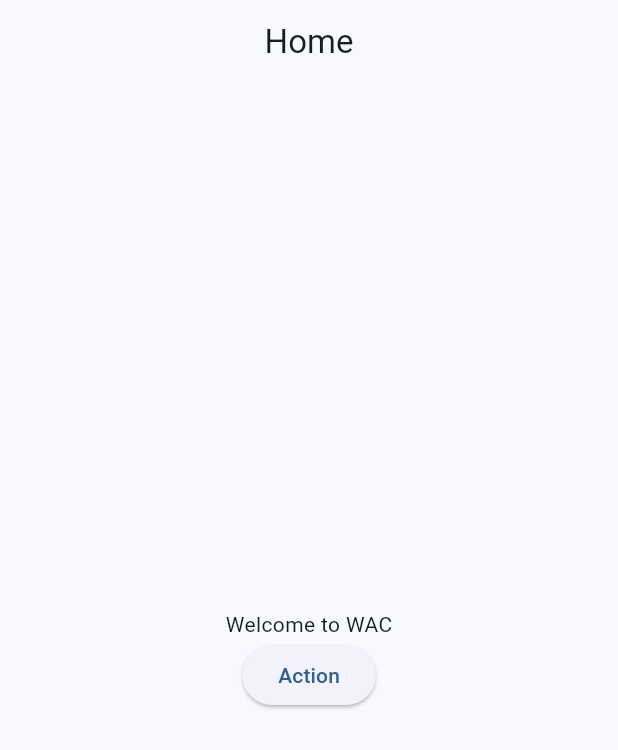
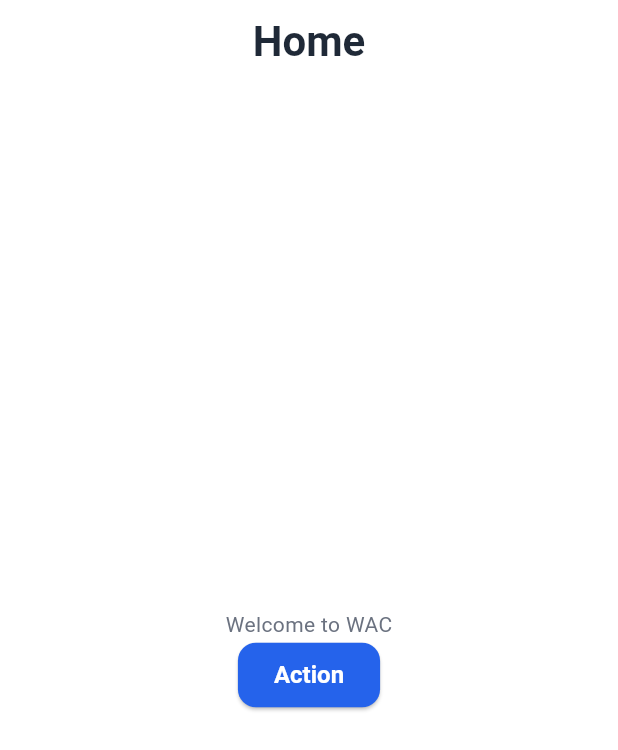
Before and after one commit to Bangc121/wac, a Flutter app: the screen it shows after launch, on a phone screen of 412 x 824 dp. Shown: the top 750 px of the screen. Run offline on Flutter 3.47's test engine with Material 3 defaults, Android fonts, the phone set to English and light mode, and no system bars; our stand-ins replace dio, flutter_riverpod, go_router.

Commit message:
Implement UI Design System and Core Components
- Added `AppColors` and `AppTextStyles` in `lib/core/theme`.
- Updated `AppTheme` to use the new design tokens and support Material 3 Light/Dark modes.
- Created reusable components `WacButton` and `WacTextField` in `lib/core/widgets`.
- Updated `main.dart` and `AppRouter` to utilize the new theme configuration.

```diff
--- /dev/null
+++ b/lib/core/theme/app_colors.dart
@@ -0,0 +1,26 @@
+import 'package:flutter/material.dart';
+
+class AppColors {
+  // Brand Colors
+  static const Color primary = Color(0xFF2563EB); // Royal Blue
+  static const Color secondary = Color(0xFF10B981); // Emerald Green
+  static const Color accent = Color(0xFFF59E0B); // Amber
+
+  // Neutral Colors
+  static const Color background = Color(0xFFFFFFFF);
+  static const Color surface = Color(0xFFF3F4F6);
+  static const Color textPrimary = Color(0xFF1F2937); // Dark Gray
+  static const Color textSecondary = Color(0xFF6B7280); // Medium Gray
+  static const Color border = Color(0xFFE5E7EB);
+
+  // Error/Success
+  static const Color error = Color(0xFFEF4444);
+  static const Color success = Color(0xFF10B981);
+  static const Color warning = Color(0xFFF59E0B);
+
+  // Dark Mode Specific
+  static const Color darkBackground = Color(0xFF111827);
+  static const Color darkSurface = Color(0xFF1F2937);
+  static const Color darkTextPrimary = Color(0xFFF9FAFB);
+  static const Color darkTextSecondary = Color(0xFF9CA3AF);
+}
--- /dev/null
+++ b/lib/core/theme/app_text_styles.dart
@@ -0,0 +1,42 @@
+import 'package:flutter/material.dart';
+import 'app_colors.dart';
+
+class AppTextStyles {
+  static const TextStyle displayLarge = TextStyle(
+    fontSize: 32,
+    fontWeight: FontWeight.bold,
+    color: AppColors.textPrimary,
+  );
+
+  static const TextStyle displayMedium = TextStyle(
+    fontSize: 28,
+    fontWeight: FontWeight.bold,
+    color: AppColors.textPrimary,
+  );
+
+  static const TextStyle bodyLarge = TextStyle(
+    fontSize: 16,
+    fontWeight: FontWeight.normal,
+    color: AppColors.textPrimary,
+  );
+
+  static const TextStyle bodyMedium = TextStyle(
+    fontSize: 14,
+    fontWeight: FontWeight.normal,
+    color: AppColors.textSecondary,
+  );
+
+  static const TextStyle labelLarge = TextStyle(
+    fontSize: 16,
+    fontWeight: FontWeight.w600,
+    color: Colors.white,
+  );
+
+  // Dark mode variants can be handled via Theme.of(context) usually,
+  // but if needed explicitly:
+  static const TextStyle darkDisplayLarge = TextStyle(
+    fontSize: 32,
+    fontWeight: FontWeight.bold,
+    color: AppColors.darkTextPrimary,
+  );
+}
--- a/lib/core/theme/app_theme.dart
+++ b/lib/core/theme/app_theme.dart
@@ -1,22 +1,115 @@
 import 'package:flutter/material.dart';
+import 'app_colors.dart';
+import 'app_text_styles.dart';
 
 class AppTheme {
   static final lightTheme = ThemeData(
     useMaterial3: true,
-    colorScheme: ColorScheme.fromSeed(seedColor: Colors.blue),
+    scaffoldBackgroundColor: AppColors.background,
+    colorScheme: ColorScheme.fromSeed(
+      seedColor: AppColors.primary,
+      primary: AppColors.primary,
+      secondary: AppColors.secondary,
+      surface: AppColors.surface,
+      error: AppColors.error,
+      brightness: Brightness.light,
+    ),
+    textTheme: const TextTheme(
+      displayLarge: AppTextStyles.displayLarge,
+      displayMedium: AppTextStyles.displayMedium,
+      bodyLarge: AppTextStyles.bodyLarge,
+      bodyMedium: AppTextStyles.bodyMedium,
+      labelLarge: AppTextStyles.labelLarge,
+    ),
     appBarTheme: const AppBarTheme(
       centerTitle: true,
+      backgroundColor: AppColors.background,
+      elevation: 0,
+      titleTextStyle: AppTextStyles.displayMedium,
+      iconTheme: IconThemeData(color: AppColors.textPrimary),
+    ),
+    elevatedButtonTheme: ElevatedButtonThemeData(
+      style: ElevatedButton.styleFrom(
+        backgroundColor: AppColors.primary,
+        foregroundColor: Colors.white,
+        textStyle: AppTextStyles.labelLarge,
+        padding: const EdgeInsets.symmetric(horizontal: 24, vertical: 12),
+        shape: RoundedRectangleBorder(
+          borderRadius: BorderRadius.circular(12),
+        ),
+      ),
+    ),
+    inputDecorationTheme: InputDecorationTheme(
+      filled: true,
+      fillColor: AppColors.surface,
+      border: OutlineInputBorder(
+        borderRadius: BorderRadius.circular(12),
+        borderSide: const BorderSide(color: AppColors.border),
+      ),
+      enabledBorder: OutlineInputBorder(
+        borderRadius: BorderRadius.circular(12),
+        borderSide: const BorderSide(color: AppColors.border),
+      ),
+      focusedBorder: OutlineInputBorder(
+        borderRadius: BorderRadius.circular(12),
+        borderSide: const BorderSide(color: AppColors.primary, width: 2),
+      ),
+      contentPadding: const EdgeInsets.symmetric(horizontal: 16, vertical: 16),
     ),
   );
 
   static final darkTheme = ThemeData(
     useMaterial3: true,
+    scaffoldBackgroundColor: AppColors.darkBackground,
     colorScheme: ColorScheme.fromSeed(
-      seedColor: Colors.blue,
+      seedColor: AppColors.primary,
+      primary: AppColors.primary,
+      secondary: AppColors.secondary,
+      surface: AppColors.darkSurface,
+      error: AppColors.error,
       brightness: Brightness.dark,
     ),
-    appBarTheme: const AppBarTheme(
+    textTheme: TextTheme(
+      displayLarge: AppTextStyles.darkDisplayLarge,
+      displayMedium: AppTextStyles.displayMedium.copyWith(color: AppColors.darkTextPrimary),
+      bodyLarge: AppTextStyles.bodyLarge.copyWith(color: AppColors.darkTextPrimary),
+      bodyMedium: AppTextStyles.bodyMedium.copyWith(color: AppColors.darkTextSecondary),
+      labelLarge: AppTextStyles.labelLarge,
+    ),
+    appBarTheme: AppBarTheme(
       centerTitle: true,
+      backgroundColor: AppColors.darkBackground,
+      elevation: 0,
+      titleTextStyle: AppTextStyles.displayMedium.copyWith(color: AppColors.darkTextPrimary),
+      iconTheme: const IconThemeData(color: AppColors.darkTextPrimary),
+    ),
+    elevatedButtonTheme: ElevatedButtonThemeData(
+      style: ElevatedButton.styleFrom(
+        backgroundColor: AppColors.primary,
+        foregroundColor: Colors.white,
+        textStyle: AppTextStyles.labelLarge,
+        padding: const EdgeInsets.symmetric(horizontal: 24, vertical: 12),
+        shape: RoundedRectangleBorder(
+          borderRadius: BorderRadius.circular(12),
+        ),
+      ),
+    ),
+    inputDecorationTheme: InputDecorationTheme(
+      filled: true,
+      fillColor: AppColors.darkSurface,
+      border: OutlineInputBorder(
+        borderRadius: BorderRadius.circular(12),
+        borderSide: const BorderSide(color: Colors.transparent),
+      ),
+      enabledBorder: OutlineInputBorder(
+        borderRadius: BorderRadius.circular(12),
+        borderSide: const BorderSide(color: Colors.transparent),
+      ),
+      focusedBorder: OutlineInputBorder(
+        borderRadius: BorderRadius.circular(12),
+        borderSide: const BorderSide(color: AppColors.primary, width: 2),
+      ),
+      contentPadding: const EdgeInsets.symmetric(horizontal: 16, vertical: 16),
     ),
   );
 }
```
Also changed, not shown: lib/core/widgets/wac_button.dart (added, +51 -0 lines), lib/core/widgets/wac_text_field.dart (added, +37 -0 lines).
